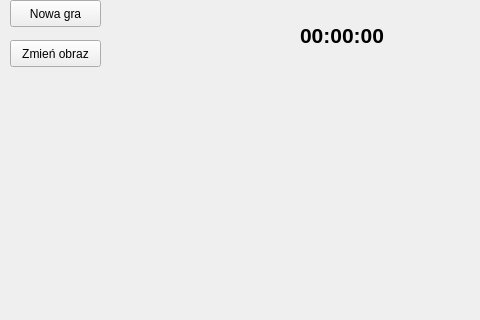
Before: the Qt Designer form mainwindow.ui in mpaluch1/slides_puzzle, drawn with Qt 5; both pictures show x 0 to 480 and y 0 to 320 of the 713 by 688 pixel window.
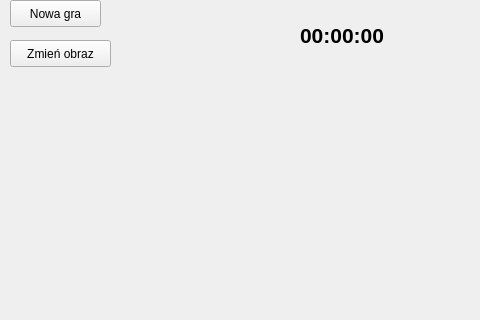
After: the same form once the commit is applied.

Commit message: Exit button in MainWindow is now working

Diff of the .ui file:
```diff
--- a/mainwindow.ui
+++ b/mainwindow.ui
@@ -32,7 +32,7 @@
      <rect>
       <x>10</x>
       <y>40</y>
-      <width>91</width>
+      <width>101</width>
       <height>27</height>
      </rect>
     </property>
```
Left out of the diff: 2 changed lines with no effect on the pictures. The commit also changes 2 other files.
